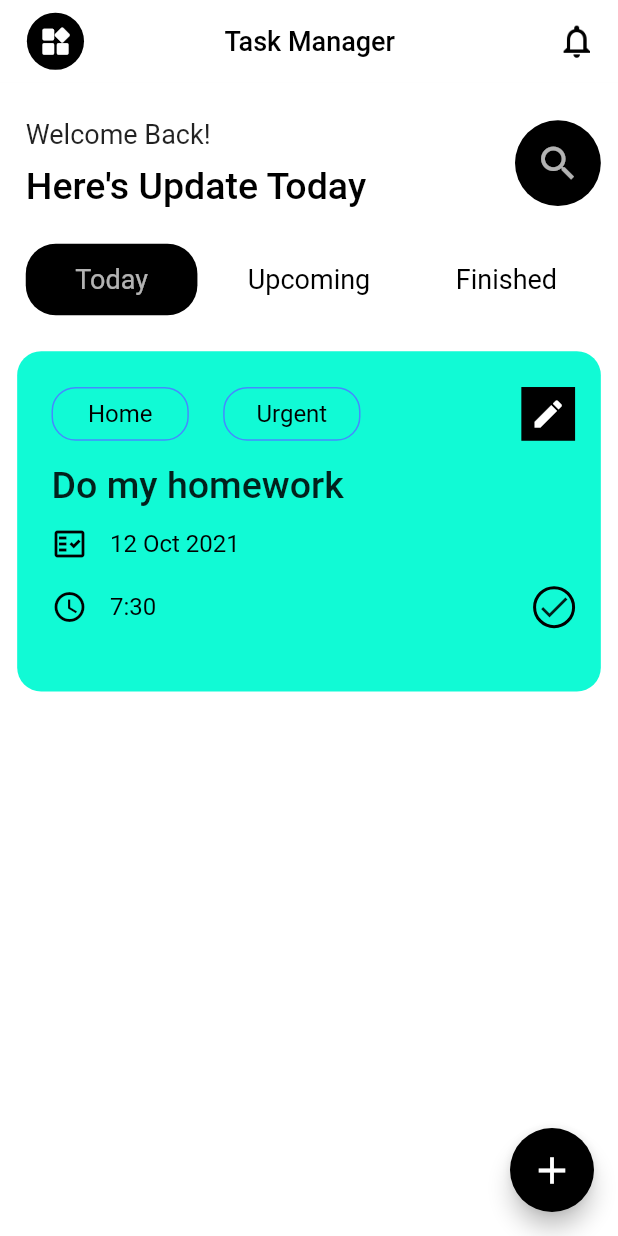
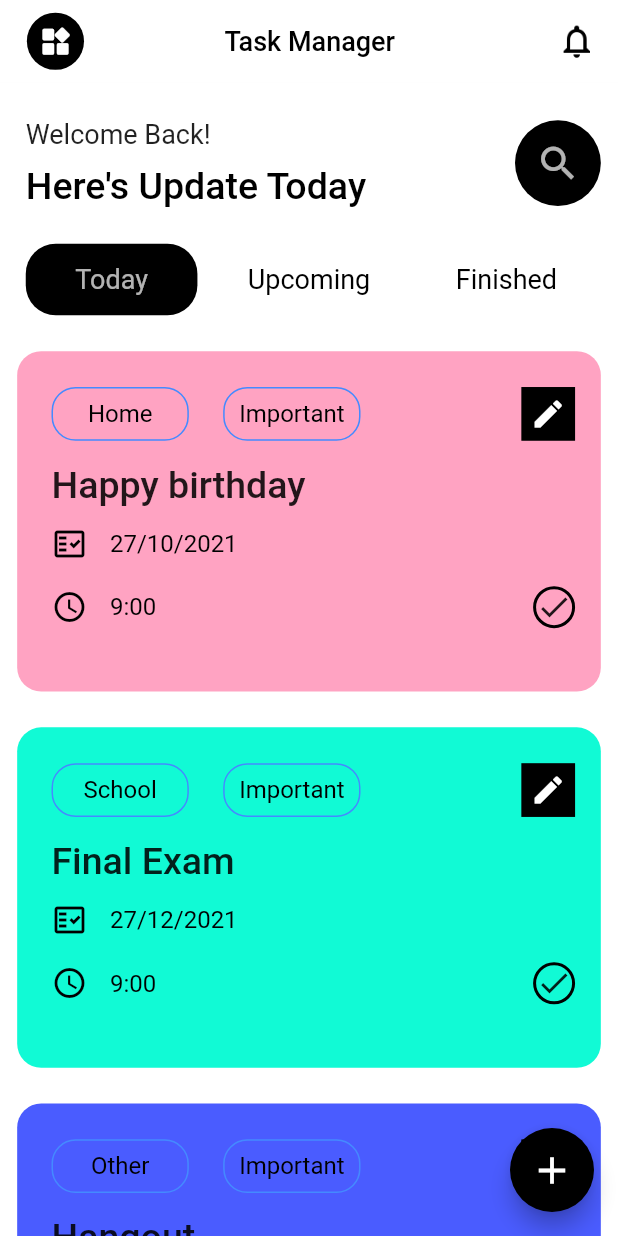
Before and after one commit to tamntt2710/to_do_app, a Flutter app: the screen it shows after launch, on a phone screen of 412 x 824 dp. Run offline on Flutter 3.47's test engine with Material 2 defaults, Android fonts, the phone set to English and light mode, and no system bars; our stand-ins replace flutter_screenutil.

Commit message:
add_task_done_v1

```diff
--- a/lib/component/data_picker/time_picker.dart
+++ b/lib/component/data_picker/time_picker.dart
@@ -1,12 +1,12 @@
 import 'package:flutter/material.dart';
-class DatePickerDState extends ChangeNotifier {
+class DatePickerDState extends ChangeNotifier{
   DateTime selectedDate = DateTime.now();
   DateTime firstDate = DateTime(2020);
   DateTime lastDate= DateTime(2025);
   void chooseDate(DateTime picked){
     if (picked != null && picked != selectedDate)
         selectedDate = picked;
-        notifyListeners();
+    notifyListeners();
   }
   DateTime get dateSelect => selectedDate;
 }
--- a/lib/component/edit_task_screen/item_event_view.dart
+++ b/lib/component/edit_task_screen/item_event_view.dart
@@ -1,13 +1,10 @@
 import 'package:flutter/material.dart';
 import 'package:flutter_screenutil/flutter_screenutil.dart';
-import 'package:provider/provider.dart';
 import 'package:to_do_app/component/Item/text_item.dart';
-import 'package:to_do_app/model/colors.dart';
-import 'package:to_do_app/model/level_of_event.dart';
-import 'package:to_do_app/model/place.dart';
-import 'edit_task_screen.dart';
+import 'package:to_do_app/model/task.dart';
 class ItemEvent extends StatelessWidget {
-  const ItemEvent({Key? key}) : super(key: key);
+  Task task;
+  ItemEvent({Key? key,required this.task}) : super(key: key);
 
   @override
   Widget build(BuildContext context) {
@@ -17,8 +14,7 @@ class ItemEvent extends StatelessWidget {
       child: Container(
         padding: EdgeInsets.only(left: 20.w,top: 20.h,right: 15.w),
         decoration: BoxDecoration(
-            color: Provider.of<BackGroundColor>(context,
-                listen:false).itemColor,
+            color: task.color,
             borderRadius: BorderRadius.all(Radius.circular(16))
         ),
         child: Column(
@@ -31,9 +27,8 @@ class ItemEvent extends StatelessWidget {
                 children: [
                   Row(
                     children: [
-                      TextItem(text: Provider.of<Place>(context).currentPlace,),
-                      TextItem(text: Provider.of<LevelOfEvent>(context,
-                          listen:false).levelChoosen),
+                      TextItem(text: task.place,),
+                      TextItem(text: task.level),
                     ],
                   ),
                   Container(
@@ -44,11 +39,13 @@ class ItemEvent extends StatelessWidget {
                         color: Colors.black
                     ),
                     child: GestureDetector(
-                        onTap:(){ Navigator.push(
-                          context,
-                          MaterialPageRoute(
-                              builder: (context) => EditTaskScreen()),
-                        );},
+                        onTap:(){
+                        //   Navigator.push(
+                        //   context,
+                        //   MaterialPageRoute(
+                        //       builder: (context) => EditTaskScreen()),
+                        // );
+                        },
                         child: Center(
                             child: Icon(Icons.edit,color: Colors
                                 .white,))),
@@ -61,7 +58,7 @@ class ItemEvent extends StatelessWidget {
               crossAxisAlignment: CrossAxisAlignment.start,
               //   mainAxisAlignment: MainAxisAlignment.spaceBetween,
               children: [
-                Text("Do my homework",style: TextStyle(
+                Text(task.name,style: TextStyle(
                     fontSize: 25,
                     fontWeight: FontWeight.w500
                 ),),
@@ -71,7 +68,7 @@ class ItemEvent extends StatelessWidget {
                         .black,),
                     Padding(
                       padding: const EdgeInsets.all(15.0),
-                      child: Text("12 Oct 2021", style: TextStyle(
+                      child: Text(task.day, style: TextStyle(
                           color: Colors.black,
                           fontSize: 16
                       )),
@@ -87,7 +84,7 @@ class ItemEvent extends StatelessWidget {
                             .black,),
                         Padding(
                           padding: EdgeInsets.only(left : 15.0),
-                          child: Text("7:30", style: TextStyle(
+                          child: Text(task.hour, style: TextStyle(
                               color: Colors.black,
                               fontSize: 16
                           )),
--- a/lib/main.dart
+++ b/lib/main.dart
@@ -1,6 +1,8 @@
 import 'package:flutter/material.dart';
 import 'package:flutter_screenutil/flutter_screenutil.dart';
 import 'package:provider/provider.dart';
+import 'package:to_do_app/model/TaskManager.dart';
+import 'common/common.dart';
 import 'component/app_bar_custom.dart';
 import 'component/data_picker/time_picker.dart';
 import 'component/edit_task_screen/edit_task_screen.dart';
@@ -23,7 +25,7 @@ class MyApp extends StatelessWidget {
     return MultiProvider(
       providers: [
         ChangeNotifierProvider(
-        create: (context)=>ListItemOfTask() ,
+          create: (context)=>ListItemOfTask() ,
         ),
         ChangeNotifierProvider(
           create: (context)=> BackGroundColor() ,
@@ -36,6 +38,9 @@ class MyApp extends StatelessWidget {
         ),
         ChangeNotifierProvider(
           create: (context)=> DatePickerDState() ,
+        ),
+        ChangeNotifierProvider(
+          create: (context)=> TodosProvider() ,
         ),
       ],
       child:
@@ -60,6 +65,8 @@ class MyHomePage extends StatelessWidget {
 
   @override
   Widget build(BuildContext context) {
+    final provider = Provider.of<TodosProvider>(context);
+    final todos = provider.taskList;
     return Scaffold(
       appBar: AppBarCustom(page: 1),
       body: Container(
@@ -70,7 +77,26 @@ class MyHomePage extends StatelessWidget {
           children: [
             SearchItem(),
             SortTime(),
-            ItemEvent()
+           todos.isEmpty ?
+               Text(
+                 "No task",
+                 style: kTextStyle,
+               )
+               :
+               //Text(todos.length.toString()),
+           Expanded(
+             child: SizedBox(
+               height: 350,
+               child: ListView.separated(
+                      physics: BouncingScrollPhysics(),
+                      itemBuilder: (context,index){
+                       return ItemEvent(task: todos[index],);
+                        },
+                     separatorBuilder: (context,index) =>Container(height: 0
+                         .h,),
+                     itemCount: todos.length),
+             ),
+           )
           ],
         ),
       ),
@@ -79,8 +105,8 @@ class MyHomePage extends StatelessWidget {
           Navigator.push(
             context,
             MaterialPageRoute(
-                builder: (context) => EditTaskScreen()),
-          );
+                builder: (context) => EditTaskWidget(),
+          ));
         },
         child: Center(child: Icon(Icons.add,size: 30,)),
               backgroundColor: Colors.black,
--- a/lib/model/ListOfTask.dart
+++ /dev/null
@@ -1 +0,0 @@
-import 'package:flutter/material.dart';
--- /dev/null
+++ b/lib/model/TaskManager.dart
@@ -0,0 +1,21 @@
+import 'package:flutter/material.dart';
+import 'package:to_do_app/model/task.dart';
+class TodosProvider extends ChangeNotifier {
+  List<Task> listOfTask = [
+      Task(day: '27/10/2021',
+            name: 'Happy birthday',
+          place: 'Home', level: 'Important', color: Color(0xFFFFA3C2),),
+    Task(day: '27/12/2021',
+        name: 'Final Exam',
+        place: 'School', level: 'Important', color: Color(0xFF11FAD5)),
+    Task(day: '27/11/2021',
+        name: 'Hangout',
+        place: 'Other', level: 'Important', color: Color(0xFF4A5CFF),),
+  ];
+  List<Task> get taskList => listOfTask.where((task) => task.isDOne == false)
+      .toList();
+  void addTodo(Task task){
+    listOfTask.add(task);
+    notifyListeners();
+  }
+}
--- a/lib/model/task.dart
+++ b/lib/model/task.dart
@@ -3,9 +3,10 @@ class Task{
   String name;
   Color color;
   String day;
-  String hour;
+  String hour = "9:00";
   String place;
   String level;
-  Task({required this.name,required this.color,required this.day,required this.hour,required this.level,
+  bool isDOne = false;
+  Task({required this.name,required this.color,required this.day,required this.level,
   required this.place});
 }
```
Also changed, not shown: lib/common/common.dart (+9 -0 lines), lib/component/edit_task_screen/edit_task_screen.dart (+116 -118 lines), lib/component/edit_task_screen/task_manager.dart (deleted, +0 -33 lines), lib/component/edit_task_screen/title_of_task.dart (deleted, +0 -28 lines).
